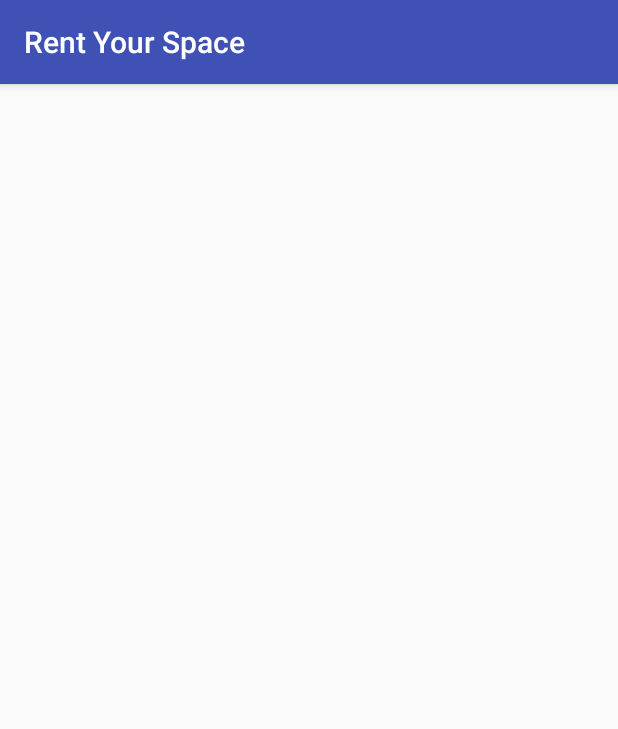
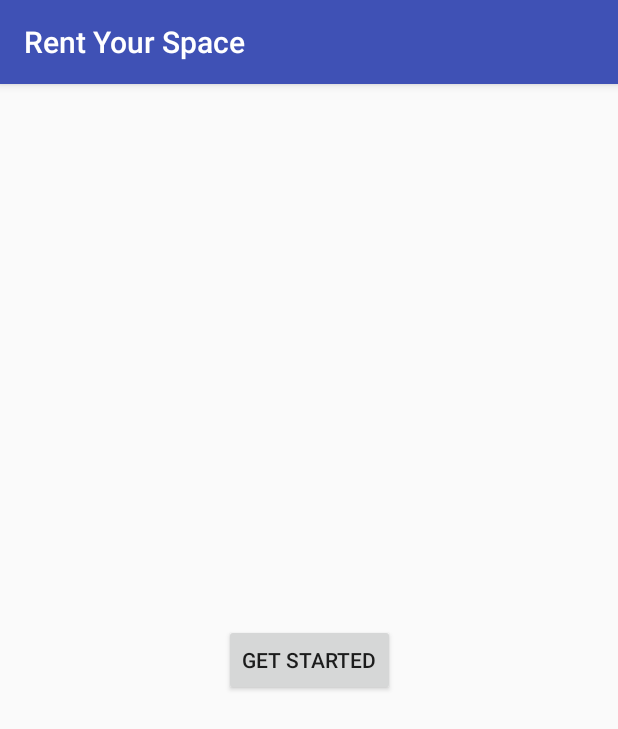
Before and after one commit to akshay-98/kuttus, an Android app: the screen it shows after launch (MainActivity), on a phone screen of 412 x 824 dp. Shown: the top 729 px of the screen. Run offline under Robolectric (Android 15) with nearby library versions, the phone set to English and light mode, and no system bars.

Commit message:
fifth commit

```diff
--- a/app/src/main/AndroidManifest.xml
+++ b/app/src/main/AndroidManifest.xml
@@ -10,6 +10,7 @@
     <uses-permission android:name="android.permission.ACCESS_FINE_LOCATION" />
 
     <application
+
         android:allowBackup="true"
         android:icon="@mipmap/ic_launcher"
         android:label="@string/app_name"
--- a/app/src/main/java/com/example/asus/rentyourspace/MainActivity.java
+++ b/app/src/main/java/com/example/asus/rentyourspace/MainActivity.java
@@ -1,9 +1,17 @@
 package com.example.asus.rentyourspace;
 
+import android.content.Intent;
 import android.support.v7.app.AppCompatActivity;
 import android.os.Bundle;
+import android.view.View;
 
 public class MainActivity extends AppCompatActivity {
+
+    public void maps(View view)
+    {
+        Intent i=new Intent(this,MapsActivity.class);
+        startActivity(i);
+    }
 
     @Override
     protected void onCreate(Bundle savedInstanceState) {
--- a/app/src/main/res/layout/activity_main.xml
+++ b/app/src/main/res/layout/activity_main.xml
@@ -6,4 +6,15 @@
     android:layout_height="match_parent"
     tools:context=".MainActivity">
 
+    <Button
+        android:id="@+id/button"
+        android:layout_width="wrap_content"
+        android:layout_height="wrap_content"
+        android:onClick="maps"
+        android:text="Get Started"
+        app:layout_constraintBottom_toBottomOf="parent"
+        app:layout_constraintEnd_toEndOf="parent"
+        app:layout_constraintHorizontal_bias="0.5"
+        app:layout_constraintStart_toStartOf="parent"
+        app:layout_constraintTop_toTopOf="parent" />
 </android.support.constraint.ConstraintLayout>
```
Also changed, not shown: app/src/main/java/com/example/asus/rentyourspace/MapsActivity.java (+5 -5 lines).
